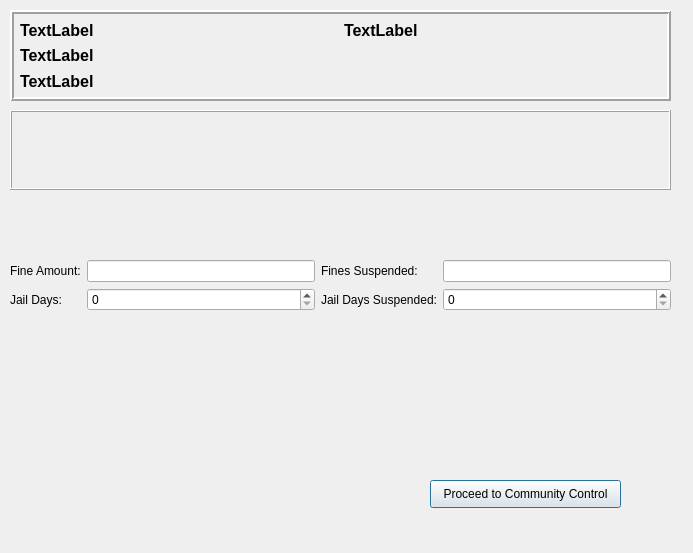
Qt form ui/AbilityToPayDialog.ui (HunterProgram22/MuniEntry) before a commit.
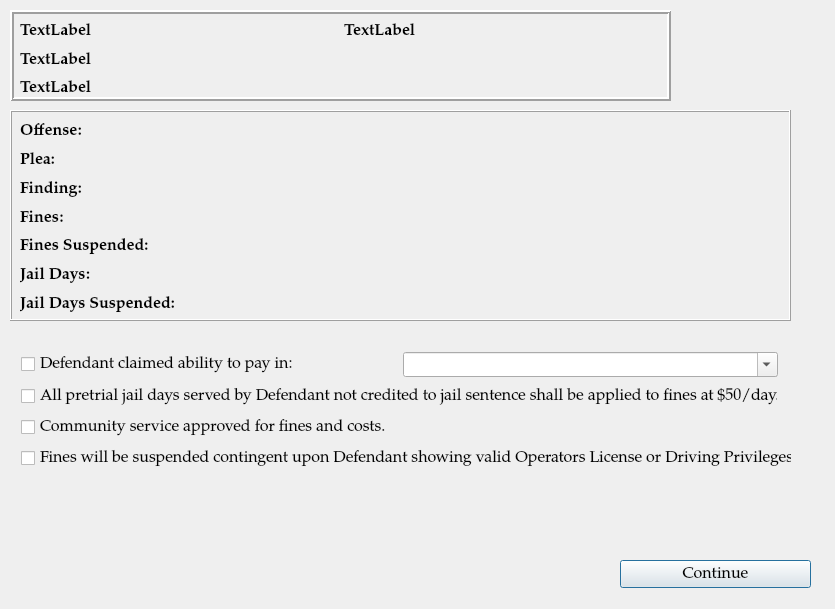
The same form after that commit.

Diff of the .ui file:
```diff
--- a/ui/AbilityToPayDialog.ui
+++ b/ui/AbilityToPayDialog.ui
@@ -6,78 +6,32 @@
    <rect>
     <x>0</x>
     <y>0</y>
-    <width>693</width>
-    <height>553</height>
+    <width>835</width>
+    <height>609</height>
    </rect>
   </property>
+  <property name="font">
+   <font>
+    <family>Palatino Linotype</family>
+    <pointsize>12</pointsize>
+   </font>
+  </property>
   <property name="windowTitle">
    <string>Ability To Pay</string>
   </property>
   <widget class="QPushButton" name="pushButton_2">
    <property name="geometry">
     <rect>
-     <x>430</x>
-     <y>480</y>
+     <x>620</x>
+     <y>560</y>
      <width>191</width>
      <height>28</height>
     </rect>
    </property>
    <property name="text">
-    <string>Proceed to Community Control</string>
+    <string>Continue</string>
    </property>
   </widget>
-  <widget class="QWidget" name="layoutWidget">
-   <property name="geometry">
-    <rect>
-     <x>10</x>
-     <y>260</y>
-     <width>661</width>
-     <height>52</height>
-    </rect>
-   </property>
-   <layout class="QGridLayout" name="gridLayout">
-    <item row="0" column="0">
-     <widget class="QLabel" name="label_5">
-      <property name="text">
-       <string>Fine Amount:</string>
-      </property>
-     </widget>
-    </item>
-    <item row="0" column="1">
-     <widget class="QLineEdit" name="lineEdit"/>
-    </item>
-    <item row="0" column="2">
-     <widget class="QLabel" name="label_6">
-      <property name="text">
-       <string>Fines Suspended:</string>
-      </property>
-     </widget>
-    </item>
-    <item row="0" column="3">
-     <widget class="QLineEdit" name="lineEdit_2"/>
-    </item>
-    <item row="1" column="0">
-     <widget class="QLabel" name="label_7">
-      <property name="text">
-       <string>Jail Days:</string>
-      </property>
-     </widget>
-    </item>
-    <item row="1" column="1">
-     <widget class="QSpinBox" name="spinBox"/>
-    </item>
-    <item row="1" column="3">
-     <widget class="QSpinBox" name="spinBox_2"/>
-    </item>
-    <item row="1" column="2">
-     <widget class="QLabel" name="label_8">
-      <property name="text">
-       <string>Jail Days Suspended:</string>
-      </property>
-     </widget>
-    </item>
-   </layout>
-  </widget>
   <widget class="QFrame" name="case_information_frame">
    <property name="geometry">
     <rect>
@@ -102,7 +56,7 @@
       <x>10</x>
       <y>10</y>
       <width>641</width>
-      <height>71</height>
+      <height>80</height>
      </rect>
     </property>
     <layout class="QGridLayout" name="gridLayout_2">
@@ -170,16 +124,387 @@
     <rect>
      <x>10</x>
      <y>110</y>
-     <width>661</width>
-     <height>80</height>
+     <width>781</width>
+     <height>211</height>
     </rect>
    </property>
+   <property name="autoFillBackground">
+    <bool>false</bool>
+   </property>
    <property name="frameShape">
     <enum>QFrame::Box</enum>
    </property>
    <property name="frameShadow">
     <enum>QFrame::Raised</enum>
    </property>
+   <widget class="QWidget" name="layoutWidget">
+    <property name="geometry">
+     <rect>
+      <x>10</x>
+      <y>10</y>
+      <width>761</width>
+      <height>196</height>
+     </rect>
+    </property>
+    <layout class="QHBoxLayout" name="horizontalLayout_2">
+     <item>
+      <layout class="QHBoxLayout" name="horizontalLayout">
+       <item>
+        <layout class="QGridLayout" name="gridLayout_3">
+         <item row="0" column="0">
+          <widget class="QLabel" name="offense_label_1">
+           <property name="font">
+            <font>
+             <weight>75</weight>
+             <bold>true</bold>
+            </font>
+           </property>
+           <property name="text">
+            <string>Offense:</string>
+           </property>
+           <property name="wordWrap">
+            <bool>true</bool>
+           </property>
+          </widget>
+         </item>
+         <item row="1" column="0">
+          <widget class="QLabel" name="plea_label_1">
+           <property name="font">
+            <font>
+             <weight>75</weight>
+             <bold>true</bold>
+            </font>
+           </property>
+           <property name="text">
+            <string>Plea:</string>
+           </property>
+          </widget>
+         </item>
+         <item row="2" column="0">
+          <widget class="QLabel" name="finding_label_1">
+           <property name="font">
+            <font>
+             <weight>75</weight>
+             <bold>true</bold>
+            </font>
+           </property>
+           <property name="text">
+            <string>Finding:</string>
+           </property>
+          </widget>
+         </item>
+         <item row="3" column="0">
+          <widget class="QLabel" name="label_9">
+           <property name="font">
+            <font>
+             <weight>75</weight>
+             <bold>true</bold>
+            </font>
+           </property>
+           <property name="text">
+            <string>Fines:</string>
+           </property>
+          </widget>
+         </item>
+         <item row="4" column="0">
+          <widget class="QLabel" name="label_10">
+           <property name="font">
+            <font>
+             <weight>75</weight>
+             <bold>true</bold>
+            </font>
+           </property>
+           <property name="text">
+            <string>Fines Suspended:</string>
+           </property>
+          </widget>
+         </item>
+         <item row="5" column="0">
+          <widget class="QLabel" name="label_11">
+           <property name="font">
+            <font>
+             <weight>75</weight>
+             <bold>true</bold>
+            </font>
+           </property>
+           <property name="text">
+            <string>Jail Days:</string>
+           </property>
+          </widget>
+         </item>
+         <item row="6" column="0">
+          <widget class="QLabel" name="label_12">
+           <property name="font">
+            <font>
+             <weight>75</weight>
+             <bold>true</bold>
+            </font>
+           </property>
+           <property name="text">
+            <string>Jail Days Suspended:</string>
+           </property>
+          </widget>
+         </item>
+        </layout>
+       </item>
+       <item>
+        <layout class="QGridLayout" name="gridLayout_6">
+         <item row="0" column="0">
+          <widget class="QLabel" name="offense_1">
+           <property name="text">
+            <string/>
+           </property>
+           <property name="wordWrap">
+            <bool>true</bool>
+           </property>
+          </widget>
+         </item>
+         <item row="1" column="0">
+          <widget class="QLabel" name="plea_1">
+           <property name="text">
+            <string/>
+           </property>
+          </widget>
+         </item>
+         <item row="2" column="0">
+          <widget class="QLabel" name="finding_1">
+           <property name="text">
+            <string/>
+           </property>
+          </widget>
+         </item>
+         <item row="3" column="0">
+          <widget class="QLabel" name="fines_1">
+           <property name="text">
+            <string/>
+           </property>
+          </widget>
+         </item>
+         <item row="4" column="0">
+          <widget class="QLabel" name="fines_suspended_1">
+           <property name="text">
+            <string/>
+           </property>
+          </widget>
+         </item>
+         <item row="5" column="0">
+          <widget class="QLabel" name="jail_days_1">
+           <property name="text">
+            <string/>
+           </property>
+          </widget>
+         </item>
+         <item row="6" column="0">
+          <widget class="QLabel" name="jail_days_suspended_1">
+           <property name="text">
+            <string/>
+           </property>
+          </widget>
+         </item>
+        </layout>
+       </item>
+       <item>
+        <layout class="QGridLayout" name="gridLayout_7">
+         <item row="0" column="0">
+          <widget class="QLabel" name="offense_2">
+           <property name="text">
+            <string/>
+           </property>
+           <property name="wordWrap">
+            <bool>true</bool>
+           </property>
+          </widget>
+         </item>
+         <item row="1" column="0">
+          <widget class="QLabel" name="plea_2">
+           <property name="text">
+            <string/>
+           </property>
+          </widget>
+         </item>
+         <item row="2" column="0">
+          <widget class="QLabel" name="finding_2">
+           <property name="text">
+            <string/>
+           </property>
+          </widget>
+         </item>
+         <item row="3" column="0">
+          <widget class="QLabel" name="fines_2">
+           <property name="text">
+            <string/>
+           </property>
+          </widget>
+         </item>
+         <item row="4" column="0">
+          <widget class="QLabel" name="fines_suspended_2">
+           <property name="text">
+            <string/>
+           </property>
+          </widget>
+         </item>
+         <item row="5" column="0">
+          <widget class="QLabel" name="jail_days_2">
+           <property name="text">
+            <string/>
+           </property>
+          </widget>
+         </item>
+         <item row="6" column="0">
+          <widget class="QLabel" name="jail_days_suspended_2">
+           <property name="text">
+            <string/>
+           </property>
+          </widget>
+         </item>
+        </layout>
+       </item>
+       <item>
+        <layout class="QGridLayout" name="gridLayout_4">
+         <item row="2" column="0">
+          <widget class="QLabel" name="finding_3">
+           <property name="text">
+            <string/>
+           </property>
+          </widget>
+         </item>
+         <item row="6" column="0">
+          <widget class="QLabel" name="jail_days_suspended_3">
+           <property name="text">
+            <string/>
+           </property>
+          </widget>
+         </item>
+         <item row="5" column="0">
+          <widget class="QLabel" name="jail_days_3">
+           <property name="text">
+            <string/>
+           </property>
+          </widget>
+         </item>
+         <item row="4" column="0">
+          <widget class="QLabel" name="fines_suspended_3">
+           <property name="text">
+            <string/>
+           </property>
+          </widget>
+         </item>
+         <item row="1" column="0">
+          <widget class="QLabel" name="plea_3">
+           <property name="text">
+            <string/>
+           </property>
+          </widget>
+         </item>
+         <item row="0" column="0">
+          <widget class="QLabel" name="offense_3">
+           <property name="text">
+            <string/>
+           </property>
+           <property name="wordWrap">
+            <bool>true</bool>
+           </property>
+          </widget>
+         </item>
+         <item row="3" column="0">
+          <widget class="QLabel" name="fines_3">
+           <property name="text">
+            <string/>
+           </property>
+          </widget>
+         </item>
+        </layout>
+       </item>
+      </layout>
+     </item>
+    </layout>
+   </widget>
+  </widget>
+  <widget class="QWidget" name="">
+   <property name="geometry">
+    <rect>
+     <x>21</x>
+     <y>350</y>
+     <width>771</width>
+     <height>126</height>
+    </rect>
+   </property>
+   <layout class="QGridLayout" name="gridLayout">
+    <item row="2" column="0" colspan="2">
+     <widget class="QCheckBox" name="checkBox_3">
+      <property name="text">
+       <string>Community service approved for fines and costs.</string>
+      </property>
+     </widget>
+    </item>
+    <item row="0" column="1">
+     <widget class="QComboBox" name="comboBox">
+      <property name="sizePolicy">
+       <sizepolicy hsizetype="Minimum" vsizetype="Fixed">
+        <horstretch>0</horstretch>
+        <verstretch>0</verstretch>
+       </sizepolicy>
+      </property>
+      <property name="editable">
+       <bool>true</bool>
+      </property>
+      <item>
+       <property name="text">
+        <string/>
+       </property>
+      </item>
+      <item>
+       <property name="text">
+        <string>30 Days</string>
+       </property>
+      </item>
+      <item>
+       <property name="text">
+        <string>60 Days</string>
+       </property>
+      </item>
+      <item>
+       <property name="text">
+        <string>90 Days</string>
+       </property>
+      </item>
+     </widget>
+    </item>
+    <item row="0" column="0">
+     <widget class="QCheckBox" name="checkBox">
+      <property name="text">
+       <string>Defendant claimed ability to pay in:</string>
+      </property>
+     </widget>
+    </item>
+    <item row="1" column="0" colspan="2">
+     <widget class="QCheckBox" name="checkBox_2">
+      <property name="text">
+       <string>All pretrial jail days served by Defendant not credited to jail sentence shall be applied to fines at $50/day.</string>
+      </property>
+     </widget>
+    </item>
+    <item row="0" column="2">
+     <spacer name="horizontalSpacer">
+      <property name="orientation">
+       <enum>Qt::Horizontal</enum>
+      </property>
+      <property name="sizeHint" stdset="0">
+       <size>
+        <width>40</width>
+        <height>20</height>
+       </size>
+      </property>
+     </spacer>
+    </item>
+    <item row="3" column="0" colspan="3">
+     <widget class="QCheckBox" name="checkBox_4">
+      <property name="text">
+       <string>Fines will be suspended contingent upon Defendant showing valid Operators License or Driving Privileges</string>
+      </property>
+     </widget>
+    </item>
+   </layout>
   </widget>
  </widget>
  <resources/>
```
Left out of the diff: 4 changed lines with no effect on the pictures.
